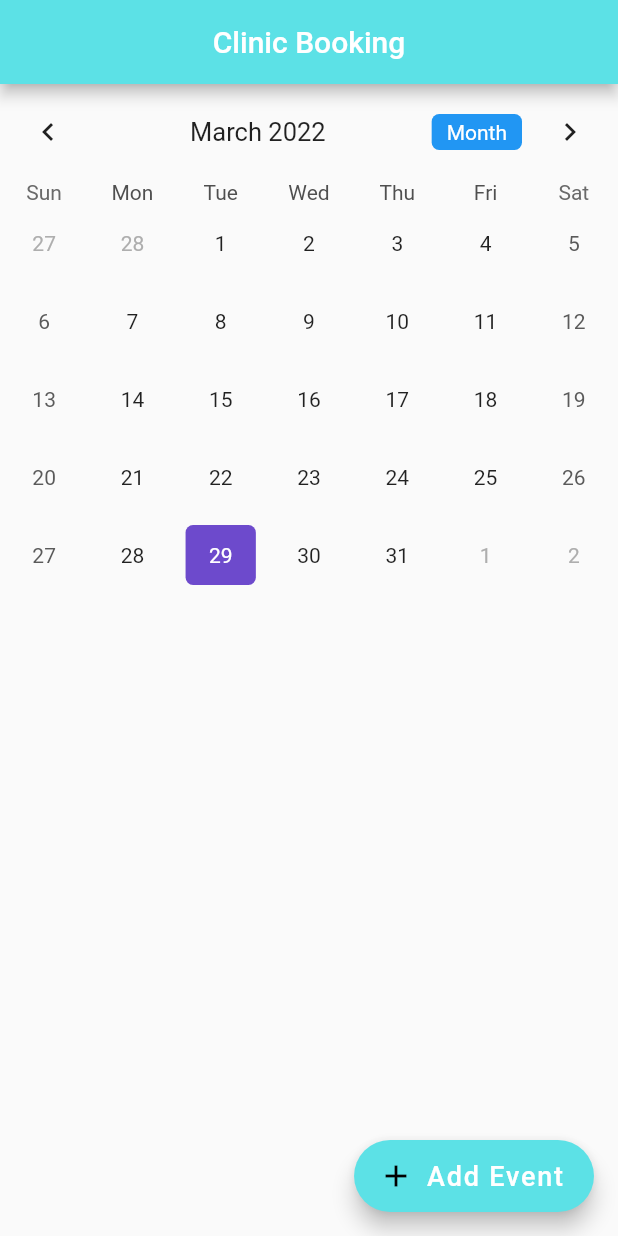
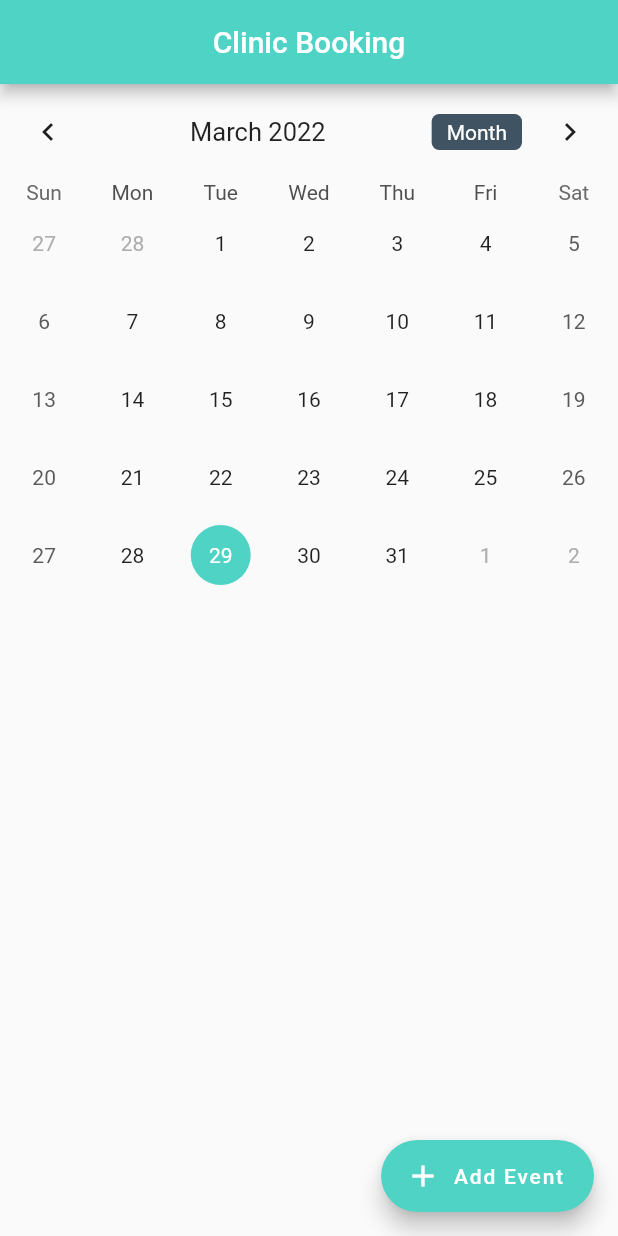
Before and after one commit to Legoshi01/miniproject, a Flutter app: the screen it shows after launch, on a phone screen of 412 x 824 dp. Run offline on Flutter 3.47's test engine with Material 2 defaults, Android fonts, the phone set to English and light mode, and no system bars; drawn by our look-alikes of table_calendar; our stand-ins replace auth_buttons, cloud_firestore, firebase_auth, firebase_core, get, google_fonts and 3 more; missing offline and left inert: dart:ffi; accounts and stored records are empty; Roboto replaces fonts that are missing (Itim).

Commit message:
fix datetime

```diff
--- a/lib/clinic/homepage.dart
+++ b/lib/clinic/homepage.dart
@@ -28,6 +28,8 @@ class _homePageState extends State<homePage> {
   late Map<DateTime, List<Event>> salectedEvents;
 
   CalendarFormat format = CalendarFormat.month;
+  final dateFormat = DateFormat('EEEE dd-MMMM-yyyy ');
+  // final dateFormat =
   DateTime selectedDay = DateTime.now();
   DateTime focusedDay = DateTime.now();
   // String formattedDate = DateFormat('yyyy-MM-dd – kk:mm').format(focusedDay);
@@ -85,7 +87,7 @@ class _homePageState extends State<homePage> {
                   selectedDay = selectDay;
                   focusedDay = focusDay;
                 });
-                print(focusedDay);
+                print(dateFormat.format(focusedDay));
               },
               selectedDayPredicate: (DateTime date) {
                 return isSameDay(selectedDay, date);
@@ -97,23 +99,23 @@ class _homePageState extends State<homePage> {
               calendarStyle: CalendarStyle(
                 isTodayHighlighted: true,
                 selectedDecoration: BoxDecoration(
-                  color: Color.fromARGB(255, 109, 74, 204),
-                  shape: BoxShape.rectangle,
-                  borderRadius: BorderRadius.circular(5.0),
+                  color: Color.fromARGB(255, 79, 211, 196),
+                  shape: BoxShape.circle,
+                  // borderRadius: BorderRadius.circular(5.0),
                 ),
                 selectedTextStyle: TextStyle(color: Colors.white),
                 todayDecoration: BoxDecoration(
-                  color: Color.fromARGB(255, 92, 255, 230),
-                  shape: BoxShape.rectangle,
-                  borderRadius: BorderRadius.circular(5.0),
+                  color: Color.fromARGB(255, 8, 94, 125),
+                  shape: BoxShape.circle,
+                  // borderRadius: BorderRadius.circular(5.0),
                 ),
                 defaultDecoration: BoxDecoration(
-                  shape: BoxShape.rectangle,
-                  borderRadius: BorderRadius.circular(5.0),
+                  shape: BoxShape.circle,
+                  // borderRadius: BorderRadius.circular(5.0),
                 ),
                 weekendDecoration: BoxDecoration(
-                  shape: BoxShape.rectangle,
-                  borderRadius: BorderRadius.circular(5.0),
+                  shape: BoxShape.circle,
+                  // borderRadius: BorderRadius.circular(5.0),
                 ),
               ),
               headerStyle: HeaderStyle(
@@ -121,7 +123,7 @@ class _homePageState extends State<homePage> {
                 titleCentered: true,
                 formatButtonShowsNext: false,
                 formatButtonDecoration: BoxDecoration(
-                  color: Colors.blue,
+                  color: Color.fromARGB(255, 63, 83, 99),
                   borderRadius: BorderRadius.circular(5.0),
                 ),
                 formatButtonTextStyle: TextStyle(
@@ -184,11 +186,12 @@ class _homePageState extends State<homePage> {
               ),
           label: Text(
             "Add Event",
-            style: GoogleFonts.itim(
-                textStyle: TextStyle(
-                    color: Color.fromARGB(255, 255, 255, 255), fontSize: 18)),
+            style: TextStyle(color: Color.fromARGB(255, 255, 255, 255)),
           ),
-          icon: Icon(Icons.add)),
+          icon: Icon(
+            Icons.add,
+            color: Colors.white,
+          )),
     );
   }
 
@@ -218,7 +221,7 @@ class _homePageState extends State<homePage> {
     return await bookings
         .add({
           'service': _event.text,
-          'date_time': selectedDay.toString()
+          'date_time': dateFormat.format(selectedDay).toString()
 
           // John Doe
         })
@@ -277,7 +280,7 @@ class _homePageState extends State<homePage> {
         salectedEvents[conDate] = [Event(title: serv[i])];
       }
 
-      print(serv[i].toString());
+      // print(serv[i].toString());
     }
     setState(() {});
   }
--- a/lib/main.dart
+++ b/lib/main.dart
@@ -1,11 +1,17 @@
 import 'package:firebase_core/firebase_core.dart';
 import 'package:flutter/material.dart';
+import 'package:intl/date_symbol_data_file.dart';
+import 'package:intl/date_symbol_data_local.dart';
+import 'package:intl/intl.dart';
 import '';
 
 import 'clinic/login.dart';
 import 'clinic/homepage.dart';
 
 void main() async {
+  // Intl.defaultLocale = "th";
+
+  // initializeDateFormatting();
   WidgetsFlutterBinding.ensureInitialized();
   await Firebase.initializeApp();
   runApp(const MyApp());
@@ -21,8 +27,9 @@ class MyApp extends StatelessWidget {
       title: 'App Products',
       theme: ThemeData(
           // primarySwatch: Colors.blue,
-          primarySwatch: createMaterialColor(Color(0xFF5ce1e6))),
+          primarySwatch: createMaterialColor(Color(0xFF4FD3C4))),
       debugShowCheckedModeBanner: false,
+      // home: const LoginPage(),
       home: const homePage(),
     );
   }
```
